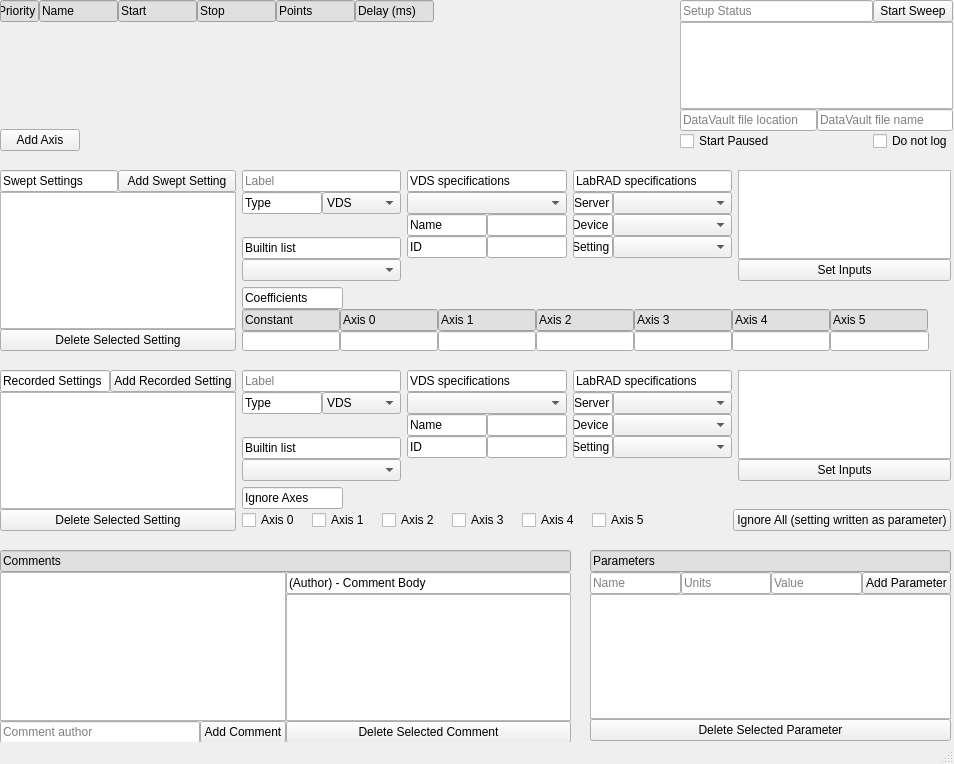
First picture: the form in qtdesigner/setup.ui, repository afylab/LabRAD-sweeper-2, before the edit.
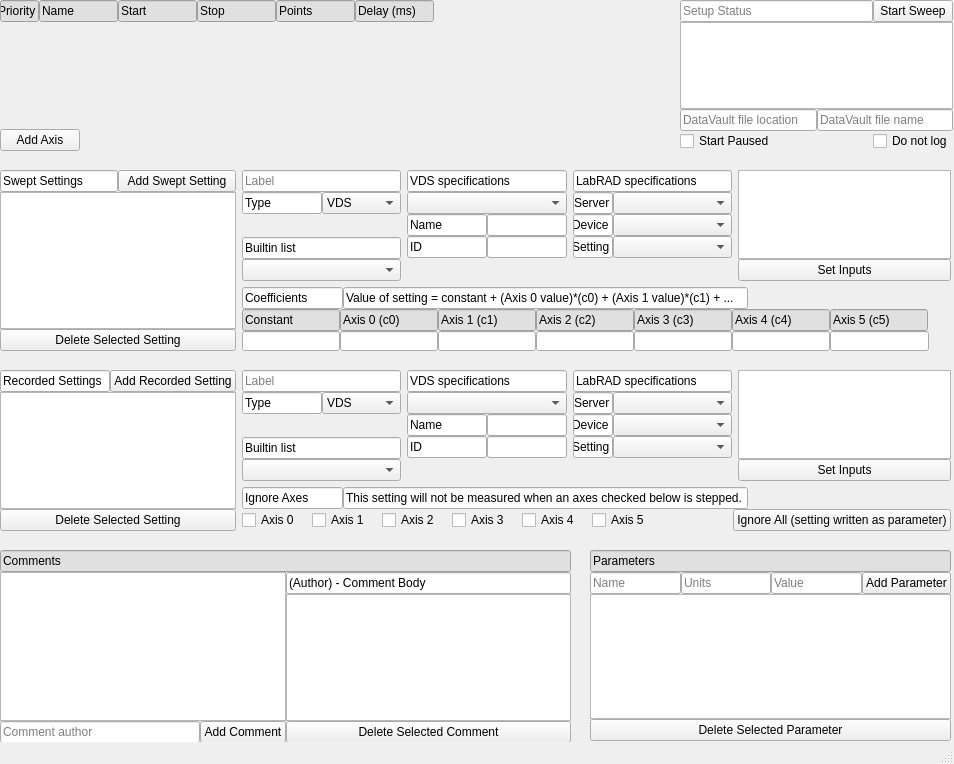
Second picture: the form after the edit.

Commit message:
Tooltip & information update
Added tooltips to axes, coefficients, and axis ignore checkboxes.
Made "check all" button update setting data.

Patch:
```diff
--- a/qtdesigner/setup.ui
+++ b/qtdesigner/setup.ui
@@ -521,7 +521,7 @@
           <number>0</number>
          </property>
          <item>
-          <layout class="QHBoxLayout" name="horizontalLayout_12" stretch="1,6">
+          <layout class="QHBoxLayout" name="horizontalLayout_12" stretch="1,4,2">
            <property name="spacing">
             <number>0</number>
            </property>
@@ -535,6 +535,19 @@
              </property>
             </widget>
            </item>
+           <item>
+            <widget class="QLineEdit" name="swp_lbl_coeff_exp">
+             <property name="toolTip">
+              <string>&lt;html&gt;&lt;head/&gt;&lt;body&gt;&lt;p&gt;At any point in the sweep, the value of a swept setting is calculated as a linear combination of the value of each axis.&lt;/p&gt;&lt;p&gt;&lt;br/&gt;&lt;/p&gt;&lt;p&gt;Value = Constant + (Value of axis 0) * (coefficient 0) + (Value of axis 1) *  (Coeffifient 1) + ...&lt;/p&gt;&lt;/body&gt;&lt;/html&gt;</string>
+             </property>
+             <property name="text">
+              <string>Value of setting = constant + (Axis 0 value)*(c0) + (Axis 1 value)*(c1) + ...</string>
+             </property>
+             <property name="readOnly">
+              <bool>true</bool>
+             </property>
+            </widget>
+           </item>
            <item>
             <spacer name="horizontalSpacer_3">
              <property name="orientation">
@@ -617,7 +630,7 @@
                 <string notr="true">QLineEdit { background-color: rgb(224,224,224) }</string>
                </property>
                <property name="text">
-                <string>Axis 0</string>
+                <string>Axis 0 (c0)</string>
                </property>
                <property name="readOnly">
                 <bool>true</bool>
@@ -659,7 +672,7 @@
                 <string notr="true">QLineEdit { background-color: rgb(224,224,224) }</string>
                </property>
                <property name="text">
-                <string>Axis 1</string>
+                <string>Axis 1 (c1)</string>
                </property>
                <property name="readOnly">
                 <bool>true</bool>
@@ -701,7 +714,7 @@
                 <string notr="true">QLineEdit { background-color: rgb(224,224,224) }</string>
                </property>
                <property name="text">
-                <string>Axis 2</string>
+                <string>Axis 2 (c2)</string>
                </property>
                <property name="readOnly">
                 <bool>true</bool>
@@ -743,7 +756,7 @@
                 <string notr="true">QLineEdit { background-color: rgb(224,224,224) }</string>
                </property>
                <property name="text">
-                <string>Axis 3</string>
+                <string>Axis 3 (c3)</string>
                </property>
                <property name="readOnly">
                 <bool>true</bool>
@@ -785,7 +798,7 @@
                 <string notr="true">QLineEdit { background-color: rgb(224,224,224) }</string>
                </property>
                <property name="text">
-                <string>Axis 4</string>
+                <string>Axis 4 (c4)</string>
                </property>
                <property name="readOnly">
                 <bool>true</bool>
@@ -830,7 +843,7 @@
                 <string notr="true">QLineEdit { background-color: rgb(224,224,224) }</string>
                </property>
                <property name="text">
-                <string>Axis 5</string>
+                <string>Axis 5 (c5)</string>
                </property>
                <property name="readOnly">
                 <bool>true</bool>
@@ -1226,7 +1239,7 @@
           <number>0</number>
          </property>
          <item>
-          <layout class="QHBoxLayout" name="horizontalLayout_25" stretch="1,6">
+          <layout class="QHBoxLayout" name="horizontalLayout_25" stretch="1,4,2">
            <property name="spacing">
             <number>0</number>
            </property>
@@ -1240,6 +1253,19 @@
              </property>
             </widget>
            </item>
+           <item>
+            <widget class="QLineEdit" name="rec_lbl_ignore_exp">
+             <property name="toolTip">
+              <string>&lt;html&gt;&lt;head/&gt;&lt;body&gt;&lt;p&gt;For any axis checked below, the setting will not be measured when that axis is stepped.&lt;/p&gt;&lt;p&gt;The last value measured will still be written to Data Vault.&lt;/p&gt;&lt;p&gt;If all of the axes are ignored, the setting will be recorded once at the beginning of the sweep, and written to Data Vault as a parameter rather than a dependent variable.&lt;/p&gt;&lt;/body&gt;&lt;/html&gt;</string>
+             </property>
+             <property name="text">
+              <string>This setting will not be measured when an axes checked below is stepped.</string>
+             </property>
+             <property name="readOnly">
+              <bool>true</bool>
+             </property>
+            </widget>
+           </item>
            <item>
             <spacer name="horizontalSpacer_4">
              <property name="orientation">
```
Left out of the diff: 27 changed lines with no effect on the pictures. The commit also changes 2 other files.
